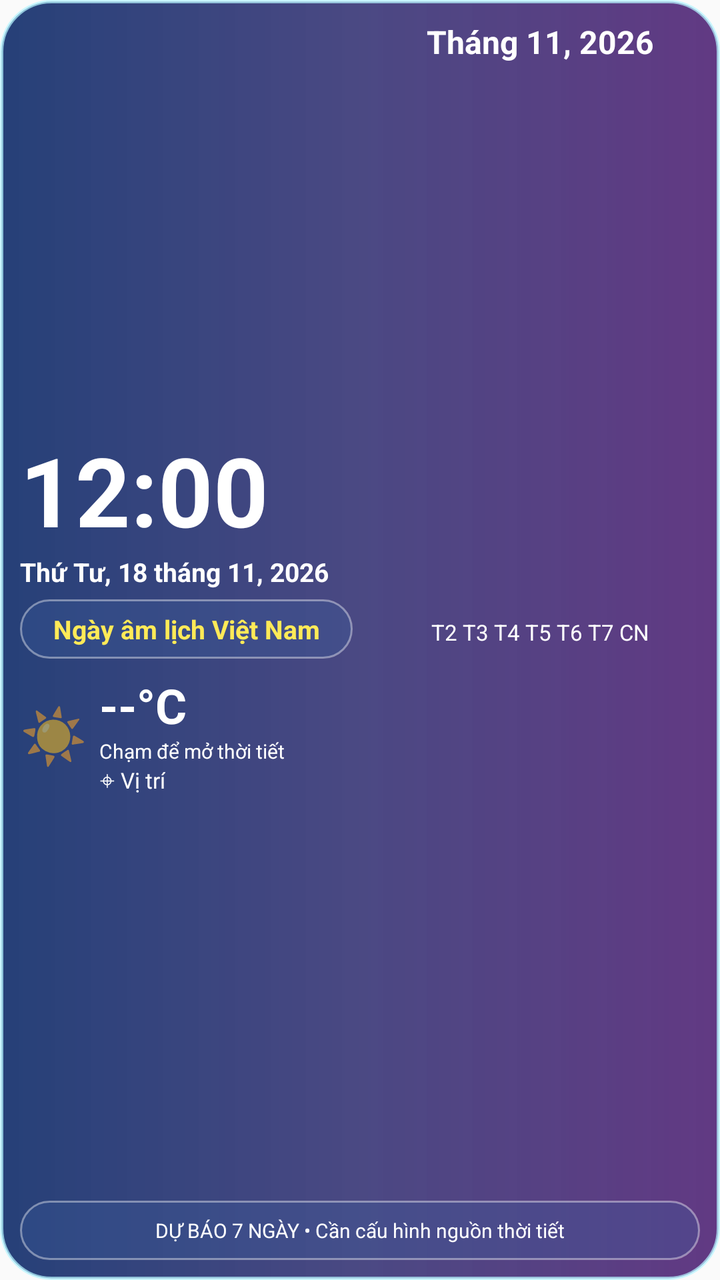
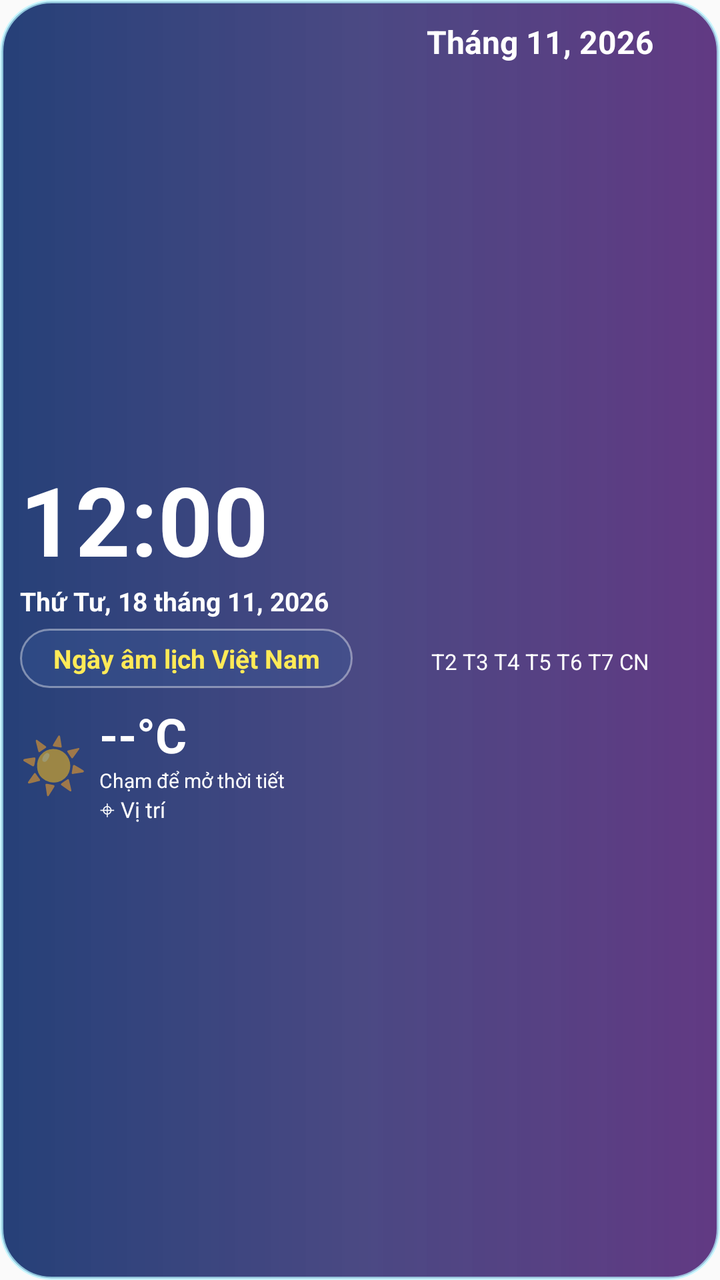

Before-and-after screenshots of an Android layout around one commit, followed by the original layout XML and the change that was made.
<!-- AndroidManifest.xml: application theme android:Theme.Material.Light.NoActionBar -->
<!-- res/layout/widget_digital.xml -->
<LinearLayout xmlns:android="http://schemas.android.com/apk/res/android"
    android:id="@+id/widget_root" android:layout_width="match_parent"
    android:layout_height="match_parent" android:orientation="vertical"
    android:padding="10dp" android:background="@drawable/widget_glass_bg">
    <LinearLayout android:layout_width="match_parent" android:layout_height="0dp"
        android:layout_weight="1" android:orientation="horizontal">
        <LinearLayout android:layout_width="0dp" android:layout_height="match_parent"
            android:layout_weight="1.02" android:orientation="vertical"
            android:gravity="center_vertical" android:paddingEnd="7dp">
            <TextClock android:id="@+id/digital_clock" android:layout_width="match_parent"
                android:layout_height="wrap_content" android:format24Hour="HH:mm"
                android:format12Hour="hh:mm" android:textColor="#FFFFFFFF"
                android:textSize="48sp" android:textStyle="bold"/>
            <TextView android:id="@+id/solar_date" android:layout_width="match_parent"
                android:layout_height="wrap_content" android:text="Thứ Tư, 18 tháng 11, 2026"
                android:textColor="#FFFFFFFF" android:textSize="13sp" android:textStyle="bold"/>
            <TextView android:id="@+id/lunar_date" android:layout_width="match_parent"
                android:layout_height="wrap_content" android:layout_marginTop="5dp"
                android:padding="6dp" android:gravity="center"
                android:text="Ngày âm lịch Việt Nam" android:textColor="#FFFFEA57"
                android:textSize="13sp" android:textStyle="bold"
                android:background="@drawable/widget_panel_bg"/>
            <LinearLayout android:layout_width="match_parent" android:layout_height="wrap_content"
                android:orientation="horizontal" android:gravity="center_vertical"
                android:layout_marginTop="7dp">
                <TextView android:id="@+id/weather_icon" android:layout_width="wrap_content"
                    android:layout_height="wrap_content" android:text="☀️" android:textSize="27sp"/>
                <LinearLayout android:layout_width="wrap_content" android:layout_height="wrap_content"
                    android:orientation="vertical" android:layout_marginStart="6dp">
                    <TextView android:id="@+id/temp" android:layout_width="wrap_content"
                        android:layout_height="wrap_content" android:text="--°C"
                        android:textColor="#FFFFFFFF" android:textSize="24sp" android:textStyle="bold"/>
                    <TextView android:id="@+id/weather_desc" android:layout_width="wrap_content"
                        android:layout_height="wrap_content" android:text="Chạm để mở thời tiết"
                        android:textColor="#FFFFFFFF" android:textSize="10sp"/>
                    <TextView android:id="@+id/location" android:layout_width="wrap_content"
                        android:layout_height="wrap_content" android:text="⌖ Vị trí"
                        android:textColor="#FFFFFFFF" android:textSize="11sp"/>
                </LinearLayout>
            </LinearLayout>
        </LinearLayout>
        <LinearLayout android:layout_width="0dp" android:layout_height="match_parent"
            android:layout_weight="0.98" android:orientation="vertical"
            android:paddingStart="7dp">
            <TextView android:id="@+id/month_title" android:layout_width="match_parent"
                android:layout_height="wrap_content" android:gravity="center"
                android:text="Tháng 11, 2026" android:textColor="#FFFFFFFF"
                android:textSize="16sp" android:textStyle="bold"/>
            <TextView android:id="@+id/month_grid" android:layout_width="match_parent"
                android:layout_height="match_parent" android:gravity="center"
                android:text="T2 T3 T4 T5 T6 T7 CN"
                android:textColor="#FFFFFFFF" android:textSize="11sp"
                android:lineSpacingExtra="3dp"/>
        </LinearLayout>
    </LinearLayout>
    <TextView android:id="@+id/forecast" android:layout_width="match_parent"
        android:layout_height="wrap_content" android:padding="8dp"
        android:background="@drawable/widget_panel_bg" android:gravity="center"
        android:text="DỰ BÁO 7 NGÀY • Cần cấu hình nguồn thời tiết"
        android:textColor="#FFFFFFFF" android:textSize="10sp"/>
</LinearLayout>
<!-- resources referenced by this layout -->
<resources>
  <!-- drawable widget_glass_bg (drawable) -->
  <shape xmlns:android="http://schemas.android.com/apk/res/android">
      <corners android:radius="25dp"/>
      <gradient android:angle="0" android:startColor="#E20A2867" android:centerColor="#D82A286D" android:endColor="#E04C1E72"/>
      <stroke android:width="1.5dp" android:color="#B5B6F5FF"/>
  </shape>
  <!-- drawable widget_panel_bg (drawable) -->
  <shape xmlns:android="http://schemas.android.com/apk/res/android">
      <corners android:radius="16dp"/>
      <solid android:color="#553A5B9A"/>
      <stroke android:width="1dp" android:color="#66FFFFFF"/>
  </shape>
</resources>

<!-- the commit's change to res/layout/widget_digital.xml (unified diff, before → after) -->
@@ -1,61 +1,22 @@
-<LinearLayout xmlns:android="http://schemas.android.com/apk/res/android"
-    android:id="@+id/widget_root" android:layout_width="match_parent"
-    android:layout_height="match_parent" android:orientation="vertical"
-    android:padding="10dp" android:background="@drawable/widget_glass_bg">
-    <LinearLayout android:layout_width="match_parent" android:layout_height="0dp"
-        android:layout_weight="1" android:orientation="horizontal">
-        <LinearLayout android:layout_width="0dp" android:layout_height="match_parent"
-            android:layout_weight="1.02" android:orientation="vertical"
-            android:gravity="center_vertical" android:paddingEnd="7dp">
-            <TextClock android:id="@+id/digital_clock" android:layout_width="match_parent"
-                android:layout_height="wrap_content" android:format24Hour="HH:mm"
-                android:format12Hour="hh:mm" android:textColor="#FFFFFFFF"
-                android:textSize="48sp" android:textStyle="bold"/>
-            <TextView android:id="@+id/solar_date" android:layout_width="match_parent"
-                android:layout_height="wrap_content" android:text="Thứ Tư, 18 tháng 11, 2026"
-                android:textColor="#FFFFFFFF" android:textSize="13sp" android:textStyle="bold"/>
-            <TextView android:id="@+id/lunar_date" android:layout_width="match_parent"
-                android:layout_height="wrap_content" android:layout_marginTop="5dp"
-                android:padding="6dp" android:gravity="center"
-                android:text="Ngày âm lịch Việt Nam" android:textColor="#FFFFEA57"
-                android:textSize="13sp" android:textStyle="bold"
-                android:background="@drawable/widget_panel_bg"/>
-            <LinearLayout android:layout_width="match_parent" android:layout_height="wrap_content"
-                android:orientation="horizontal" android:gravity="center_vertical"
-                android:layout_marginTop="7dp">
-                <TextView android:id="@+id/weather_icon" android:layout_width="wrap_content"
-                    android:layout_height="wrap_content" android:text="☀️" android:textSize="27sp"/>
-                <LinearLayout android:layout_width="wrap_content" android:layout_height="wrap_content"
-                    android:orientation="vertical" android:layout_marginStart="6dp">
-                    <TextView android:id="@+id/temp" android:layout_width="wrap_content"
-                        android:layout_height="wrap_content" android:text="--°C"
-                        android:textColor="#FFFFFFFF" android:textSize="24sp" android:textStyle="bold"/>
-                    <TextView android:id="@+id/weather_desc" android:layout_width="wrap_content"
-                        android:layout_height="wrap_content" android:text="Chạm để mở thời tiết"
-                        android:textColor="#FFFFFFFF" android:textSize="10sp"/>
-                    <TextView android:id="@+id/location" android:layout_width="wrap_content"
-                        android:layout_height="wrap_content" android:text="⌖ Vị trí"
-                        android:textColor="#FFFFFFFF" android:textSize="11sp"/>
+<?xml version='1.0' encoding='utf-8'?>
+<LinearLayout xmlns:ns0="http://schemas.android.com/apk/res/android" ns0:id="@+id/widget_root" ns0:layout_width="match_parent" ns0:layout_height="match_parent" ns0:orientation="vertical" ns0:padding="10dp" ns0:background="@drawable/widget_glass_bg">
+    <LinearLayout ns0:layout_width="match_parent" ns0:layout_height="0dp" ns0:layout_weight="1" ns0:orientation="horizontal">
+        <LinearLayout ns0:layout_width="0dp" ns0:layout_height="match_parent" ns0:layout_weight="1.02" ns0:orientation="vertical" ns0:gravity="center_vertical" ns0:paddingEnd="7dp">
+            <TextClock ns0:id="@+id/digital_clock" ns0:layout_width="match_parent" ns0:layout_height="wrap_content" ns0:format24Hour="HH:mm" ns0:format12Hour="hh:mm" ns0:textColor="#FFFFFFFF" ns0:textSize="48sp" ns0:textStyle="bold" />
+            <TextView ns0:id="@+id/solar_date" ns0:layout_width="match_parent" ns0:layout_height="wrap_content" ns0:text="Thứ Tư, 18 tháng 11, 2026" ns0:textColor="#FFFFFFFF" ns0:textSize="13sp" ns0:textStyle="bold" />
+            <TextView ns0:id="@+id/lunar_date" ns0:layout_width="match_parent" ns0:layout_height="wrap_content" ns0:layout_marginTop="5dp" ns0:padding="6dp" ns0:gravity="center" ns0:text="Ngày âm lịch Việt Nam" ns0:textColor="#FFFFEA57" ns0:textSize="13sp" ns0:textStyle="bold" ns0:background="@drawable/widget_panel_bg" />
+            <LinearLayout ns0:layout_width="match_parent" ns0:layout_height="wrap_content" ns0:orientation="horizontal" ns0:gravity="center_vertical" ns0:layout_marginTop="7dp">
+                <TextView ns0:id="@+id/weather_icon" ns0:layout_width="wrap_content" ns0:layout_height="wrap_content" ns0:text="☀️" ns0:textSize="27sp" />
+                <LinearLayout ns0:layout_width="wrap_content" ns0:layout_height="wrap_content" ns0:orientation="vertical" ns0:layout_marginStart="6dp">
+                    <TextView ns0:id="@+id/temp" ns0:layout_width="wrap_content" ns0:layout_height="wrap_content" ns0:text="--°C" ns0:textColor="#FFFFFFFF" ns0:textSize="24sp" ns0:textStyle="bold" />
+                    <TextView ns0:id="@+id/weather_desc" ns0:layout_width="wrap_content" ns0:layout_height="wrap_content" ns0:text="Chạm để mở thời tiết" ns0:textColor="#FFFFFFFF" ns0:textSize="10sp" />
+                    <TextView ns0:id="@+id/location" ns0:layout_width="wrap_content" ns0:layout_height="wrap_content" ns0:text="⌖ Vị trí" ns0:textColor="#FFFFFFFF" ns0:textSize="11sp" />
                 </LinearLayout>
             </LinearLayout>
         </LinearLayout>
-        <LinearLayout android:layout_width="0dp" android:layout_height="match_parent"
-            android:layout_weight="0.98" android:orientation="vertical"
-            android:paddingStart="7dp">
-            <TextView android:id="@+id/month_title" android:layout_width="match_parent"
-                android:layout_height="wrap_content" android:gravity="center"
-                android:text="Tháng 11, 2026" android:textColor="#FFFFFFFF"
-                android:textSize="16sp" android:textStyle="bold"/>
-            <TextView android:id="@+id/month_grid" android:layout_width="match_parent"
-                android:layout_height="match_parent" android:gravity="center"
-                android:text="T2 T3 T4 T5 T6 T7 CN"
-                android:textColor="#FFFFFFFF" android:textSize="11sp"
-                android:lineSpacingExtra="3dp"/>
+        <LinearLayout ns0:layout_width="0dp" ns0:layout_height="match_parent" ns0:layout_weight="0.98" ns0:orientation="vertical" ns0:paddingStart="7dp">
+            <TextView ns0:id="@+id/month_title" ns0:layout_width="match_parent" ns0:layout_height="wrap_content" ns0:gravity="center" ns0:text="Tháng 11, 2026" ns0:textColor="#FFFFFFFF" ns0:textSize="16sp" ns0:textStyle="bold" />
+            <TextView ns0:id="@+id/month_grid" ns0:layout_width="match_parent" ns0:layout_height="match_parent" ns0:gravity="center" ns0:text="T2 T3 T4 T5 T6 T7 CN" ns0:textColor="#FFFFFFFF" ns0:textSize="11sp" ns0:lineSpacingExtra="3dp" />
         </LinearLayout>
     </LinearLayout>
-    <TextView android:id="@+id/forecast" android:layout_width="match_parent"
-        android:layout_height="wrap_content" android:padding="8dp"
-        android:background="@drawable/widget_panel_bg" android:gravity="center"
-        android:text="DỰ BÁO 7 NGÀY • Cần cấu hình nguồn thời tiết"
-        android:textColor="#FFFFFFFF" android:textSize="10sp"/>
-</LinearLayout>
+    </LinearLayout>
